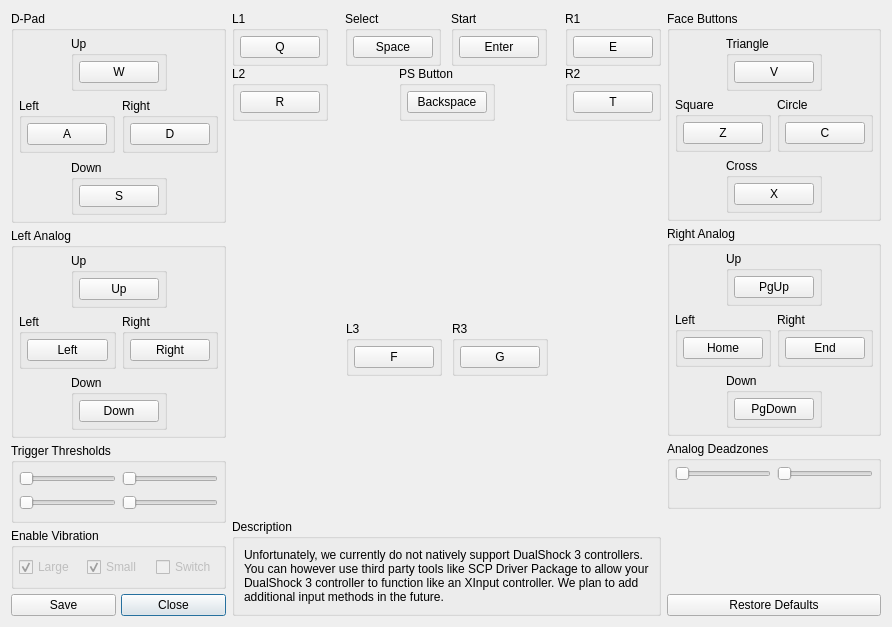
Above: rpcs3/rpcs3qt/pad_settings_dialog.ui from RPCS3/rpcs3 before the change. Below: the same form after it.
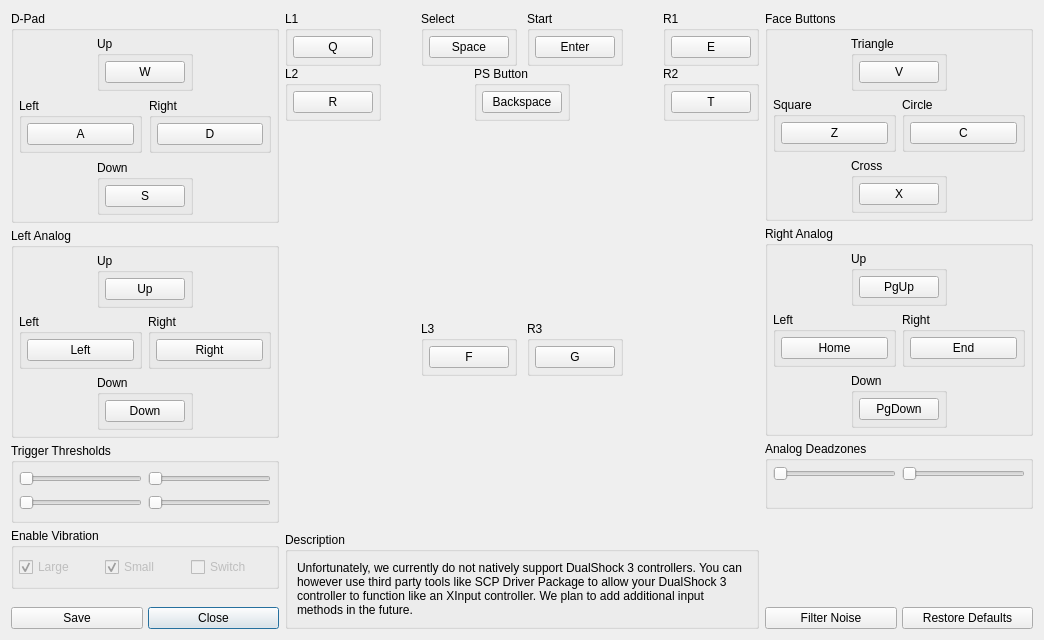
That is the form after the change. Icons and pictures are not drawn.

Commit message: Qt/Input: implement blacklist to Filter Noise in pad dialog

```diff
--- a/rpcs3/rpcs3qt/pad_settings_dialog.ui
+++ b/rpcs3/rpcs3qt/pad_settings_dialog.ui
@@ -6,8 +6,8 @@
    <rect>
     <x>0</x>
     <y>0</y>
-    <width>892</width>
-    <height>568</height>
+    <width>1044</width>
+    <height>640</height>
    </rect>
   </property>
   <property name="windowTitle">
@@ -1729,6 +1729,15 @@
       </spacer>
      </item>
      <item>
+      <layout class="QHBoxLayout" name="horizontalLayout_20" stretch="1,1">
+       <item>
+        <widget class="QPushButton" name="b_blacklist">
+         <property name="text">
+          <string>Filter Noise</string>
+         </property>
+        </widget>
+       </item>
+       <item>
       <widget class="QPushButton" name="b_reset">
        <property name="text">
         <string>Restore Defaults</string>
@@ -1737,6 +1746,8 @@
         <bool>false</bool>
        </property>
       </widget>
+       </item>
+      </layout>
      </item>
     </layout>
    </item>
```
Lines whose indentation alone changed are shown as unchanged. The commit also changes 11 other files.
